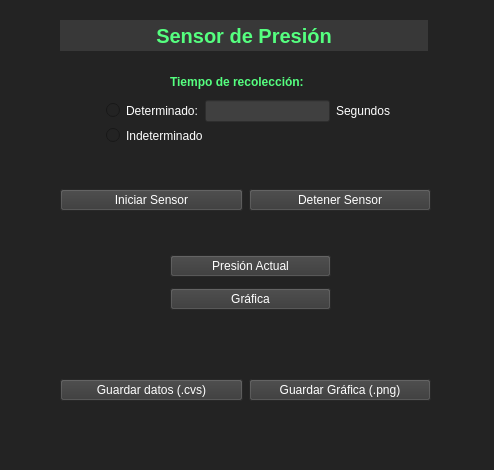
Above: Exectutable/Uis/principal.ui from El-Ethanol/Servicio-Social before the change. Below: the same form after it.
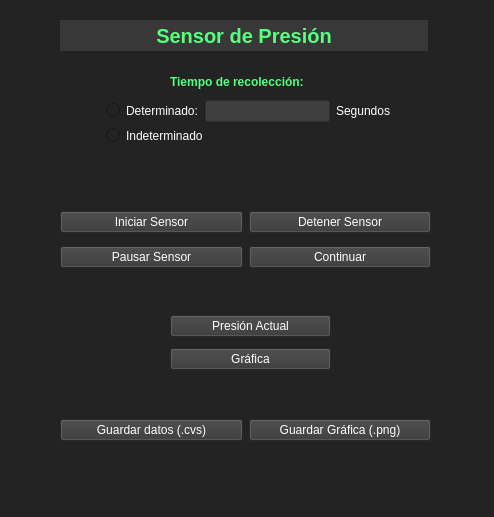
That is the form after the change.

Commit message: Nuevos Botones en Principal

```diff
--- a/Exectutable/Uis/principal.ui
+++ b/Exectutable/Uis/principal.ui
@@ -7,7 +7,7 @@
     <x>0</x>
     <y>0</y>
     <width>494</width>
-    <height>470</height>
+    <height>517</height>
    </rect>
   </property>
   <property name="windowTitle">
@@ -115,7 +115,7 @@
     <property name="geometry">
      <rect>
       <x>170</x>
-      <y>250</y>
+      <y>310</y>
       <width>161</width>
       <height>65</height>
      </rect>
@@ -145,45 +145,11 @@
      </item>
     </layout>
    </widget>
-   <widget class="QWidget" name="layoutWidget">
-    <property name="geometry">
-     <rect>
-      <x>60</x>
-      <y>170</y>
-      <width>371</width>
-      <height>61</height>
-     </rect>
-    </property>
-    <layout class="QHBoxLayout" name="horizontalLayout">
-     <item>
-      <widget class="QPushButton" name="b1">
-       <property name="styleSheet">
-        <string notr="true">background-color: rgb(56, 56, 56);
-color: rgb(255, 255, 255);</string>
-       </property>
-       <property name="text">
-        <string>Iniciar Sensor</string>
-       </property>
-      </widget>
-     </item>
-     <item>
-      <widget class="QPushButton" name="b2">
-       <property name="styleSheet">
-        <string notr="true">color: rgb(255, 255, 255);
-background-color: rgb(56, 56, 56);</string>
-       </property>
-       <property name="text">
-        <string>Detener Sensor</string>
-       </property>
-      </widget>
-     </item>
-    </layout>
-   </widget>
    <widget class="QWidget" name="layoutWidget_2">
     <property name="geometry">
      <rect>
       <x>60</x>
-      <y>360</y>
+      <y>400</y>
       <width>371</width>
       <height>61</height>
      </rect>
@@ -236,6 +202,62 @@
      <string>Tiempo de recolección:</string>
     </property>
    </widget>
+   <widget class="QWidget" name="">
+    <property name="geometry">
+     <rect>
+      <x>60</x>
+      <y>204</y>
+      <width>371</width>
+      <height>71</height>
+     </rect>
+    </property>
+    <layout class="QGridLayout" name="gridLayout">
+     <item row="0" column="0">
+      <widget class="QPushButton" name="b1">
+       <property name="styleSheet">
+        <string notr="true">background-color: rgb(56, 56, 56);
+color: rgb(255, 255, 255);</string>
+       </property>
+       <property name="text">
+        <string>Iniciar Sensor</string>
+       </property>
+      </widget>
+     </item>
+     <item row="0" column="1">
+      <widget class="QPushButton" name="b2">
+       <property name="styleSheet">
+        <string notr="true">color: rgb(255, 255, 255);
+background-color: rgb(56, 56, 56);</string>
+       </property>
+       <property name="text">
+        <string>Detener Sensor</string>
+       </property>
+      </widget>
+     </item>
+     <item row="1" column="0">
+      <widget class="QPushButton" name="b15">
+       <property name="styleSheet">
+        <string notr="true">background-color: rgb(56, 56, 56);
+color: rgb(255, 255, 255);</string>
+       </property>
+       <property name="text">
+        <string>Pausar Sensor</string>
+       </property>
+      </widget>
+     </item>
+     <item row="1" column="1">
+      <widget class="QPushButton" name="b25">
+       <property name="styleSheet">
+        <string notr="true">background-color: rgb(56, 56, 56);
+color: rgb(255, 255, 255);</string>
+       </property>
+       <property name="text">
+        <string>Continuar</string>
+       </property>
+      </widget>
+     </item>
+    </layout>
+   </widget>
   </widget>
   <widget class="QStatusBar" name="statusbar"/>
   <action name="actionGuardar_Datos_cvs">
```
The commit also changes 5 other files.
